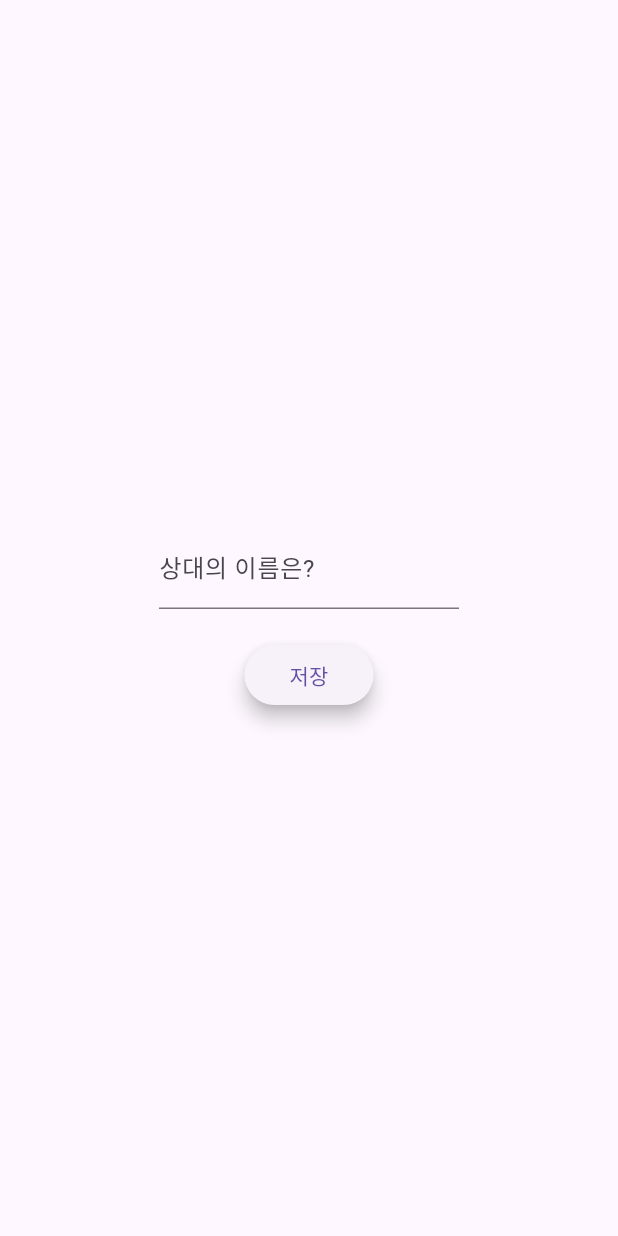
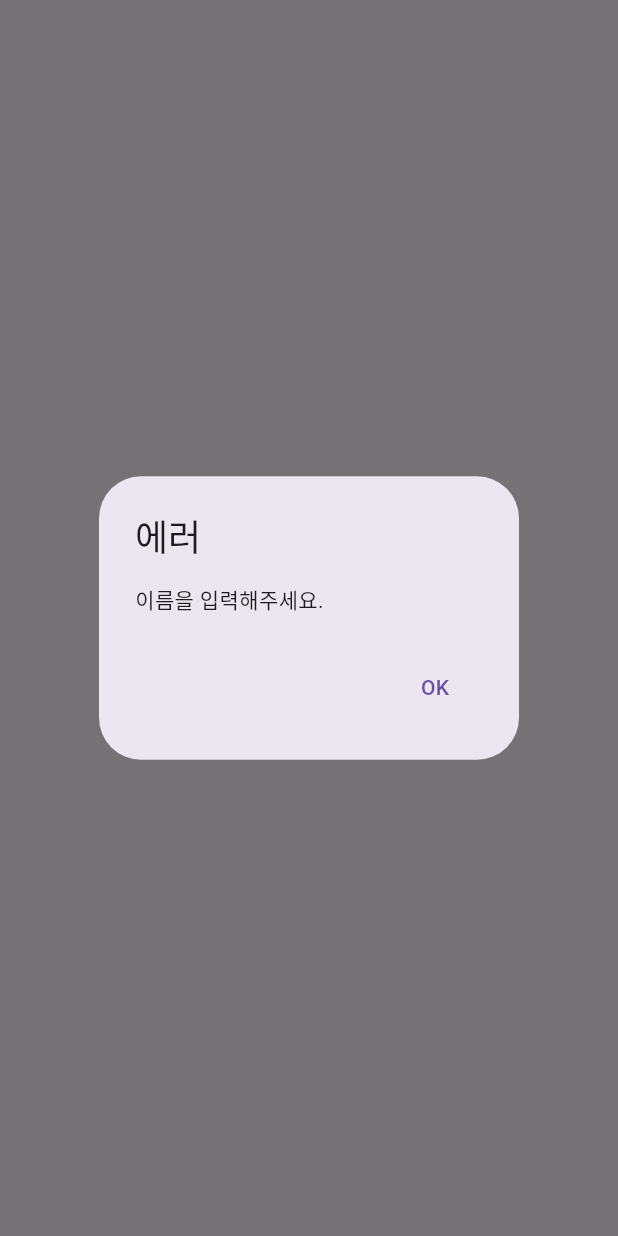
Before and after one commit to tyange/both_of_us, a Flutter app: the MeScreen screen opened directly, after a tap on "저장", on a phone screen of 412 x 824 dp. Run offline on Flutter 3.47's test engine with Material 2 defaults, Android fonts, the phone set to English and light mode, and no system bars.

Commit message:
me screen validation 추가

```diff
--- a/lib/screens/me.dart
+++ b/lib/screens/me.dart
@@ -14,6 +14,23 @@ class _MeScreenState extends State<MeScreen> {
   final _meNameController = TextEditingController();
 
   void _submittedMeName() {
+    if (_meNameController.text == '') {
+      showDialog(
+        context: context,
+        builder: (BuildContext context) => AlertDialog(
+          title: const Text('에러'),
+          content: const Text('이름을 입력해주세요.'),
+          actions: [
+            TextButton(onPressed: () {
+              Navigator.of(context).pop();
+            }, child: const Text('OK')),
+          ],
+        ),
+      );
+
+      return;
+    }
+
     Navigator.of(context).push(
       MaterialPageRoute(
         builder: (ctx) => LoverScreen(
```
